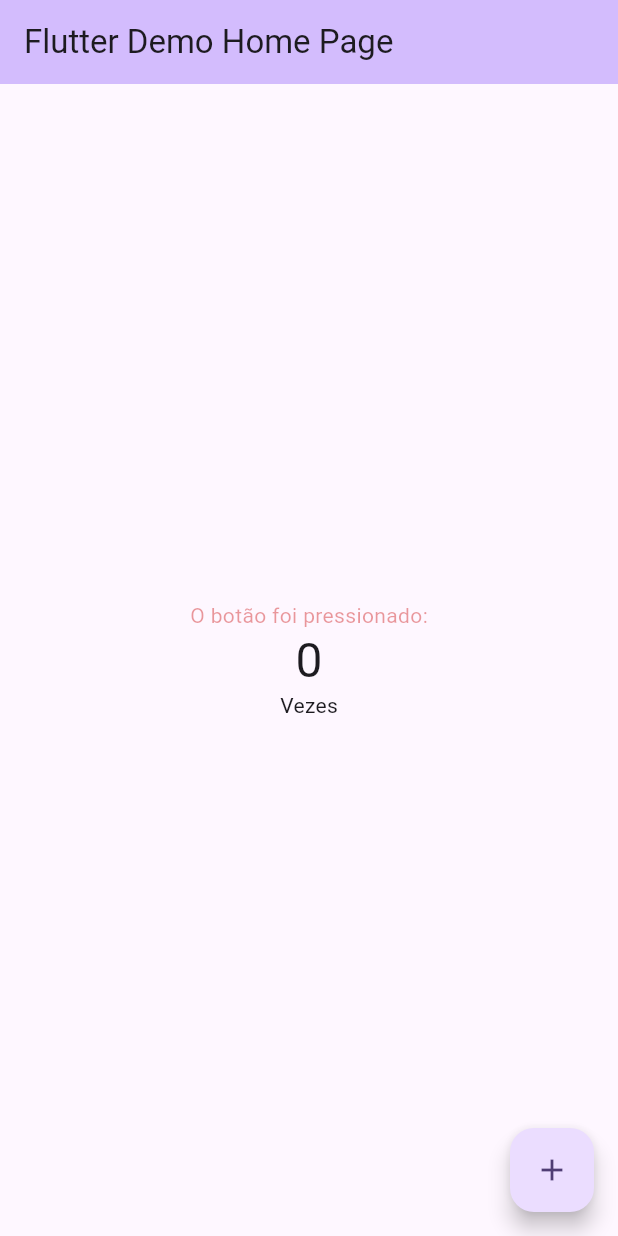
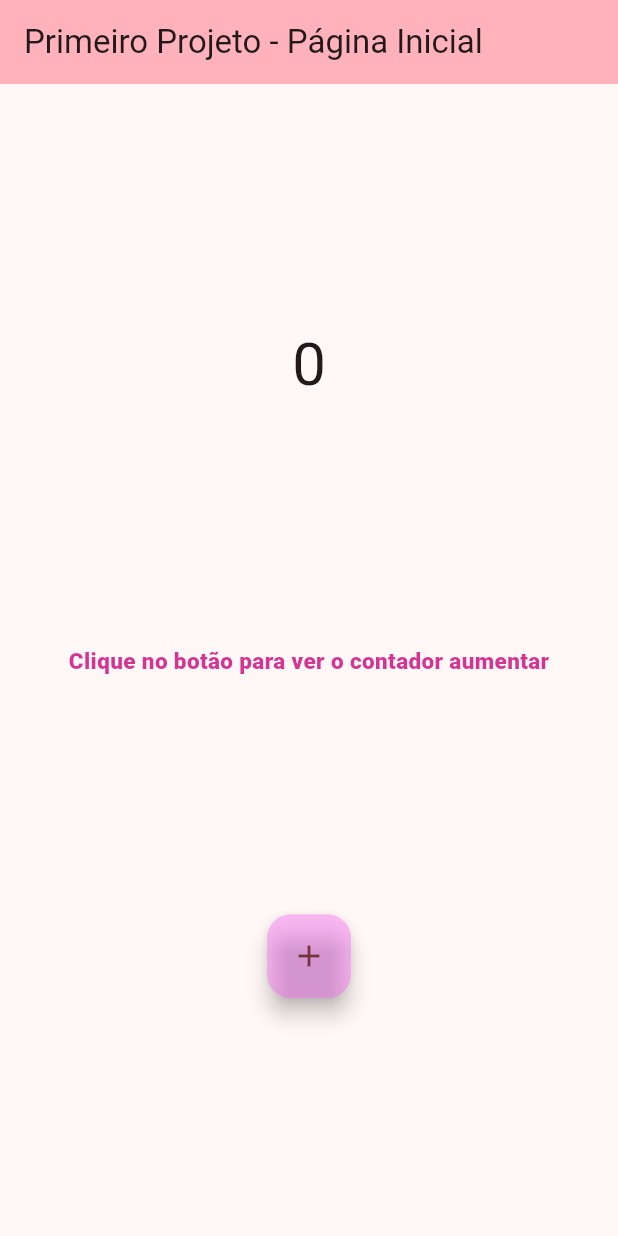
Before and after one commit to anaanderle/flutter-first-project, a Flutter app: the screen it shows after launch, on a phone screen of 412 x 824 dp. Run offline on Flutter 3.47's test engine with Material 2 defaults, Android fonts, the phone set to English and light mode, and no system bars.

Commit message:
refactor: Changing font, colors and alignments

```diff
--- a/lib/main.dart
+++ b/lib/main.dart
@@ -1,3 +1,5 @@
+// import 'dart:html';
+
 import 'package:flutter/material.dart';
 
 void main() {
@@ -28,10 +30,10 @@ class MyApp extends StatelessWidget {
         //
         // This works for code too, not just values: Most code changes can be
         // tested with just a hot reload.
-        colorScheme: ColorScheme.fromSeed(seedColor: Colors.deepPurple),
+        colorScheme: ColorScheme.fromSeed(seedColor: Colors.red.shade100),
         useMaterial3: true,
       ),
-      home: const MyHomePage(title: 'Flutter Demo Home Page'),
+      home: const MyHomePage(title: 'Primeiro Projeto - Página Inicial'),
     );
   }
 }
@@ -103,27 +105,29 @@ class _MyHomePageState extends State<MyHomePage> {
           // TRY THIS: Invoke "debug painting" (choose the "Toggle Debug Paint"
           // action in the IDE, or press "p" in the console), to see the
           // wireframe for each widget.
-          mainAxisAlignment: MainAxisAlignment.center,
+          mainAxisAlignment: MainAxisAlignment.spaceEvenly,
           children: <Widget>[
-            const Text(
-              'O botão foi pressionado:',
-              style: TextStyle(color: Color.fromARGB(100, 200, 0, 0)),
-            ),
             Text(
               '$_counter',
-              style: Theme.of(context).textTheme.headlineLarge,
+              style: const TextStyle(fontSize: 40),
             ),
             const Text(
-              'Vezes',
+              'Clique no botão para ver o contador aumentar',
+              style: TextStyle(
+                color: Color.fromARGB(200, 200, 0, 120),
+                fontWeight: FontWeight.w800,
+                fontSize: 15,
+              ),
+            ),
+            FloatingActionButton(
+              onPressed: _incrementCounter,
+              tooltip: 'Increment',
+              backgroundColor: const Color.fromARGB(99, 255, 98, 250),
+              child: const Icon(Icons.add_outlined),
             ),
           ],
         ),
       ),
-      floatingActionButton: FloatingActionButton(
-        onPressed: _incrementCounter,
-        tooltip: 'Increment',
-        child: const Icon(Icons.add),
-      ), // This trailing comma makes auto-formatting nicer for build methods.
     );
   }
 }
```
